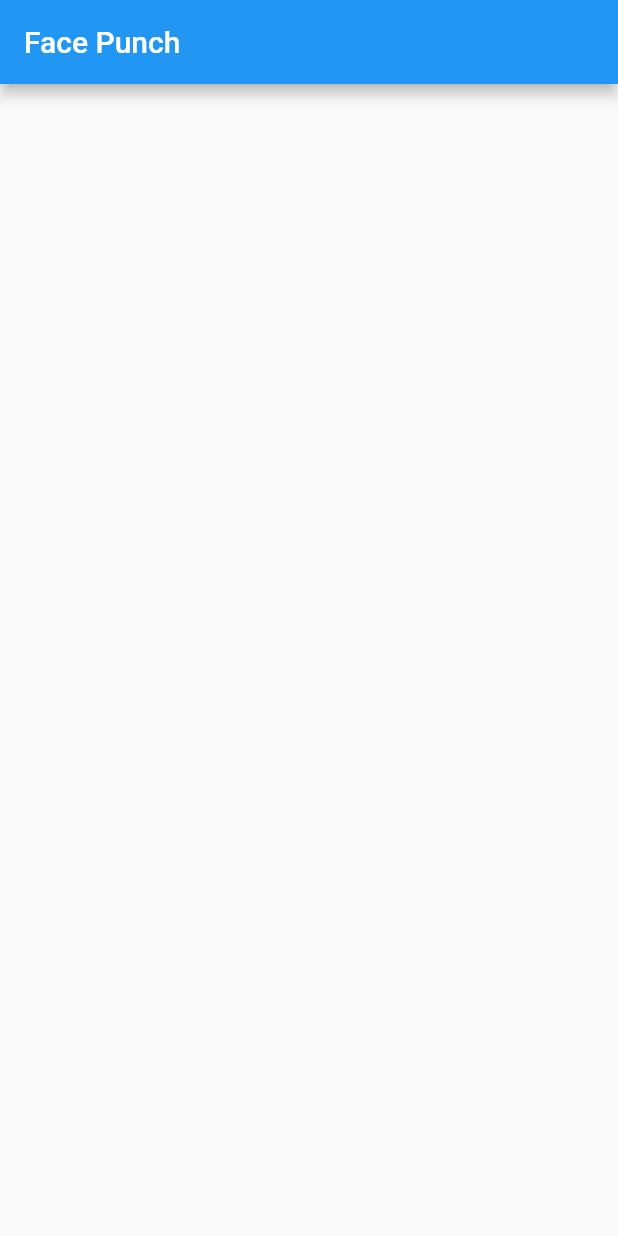
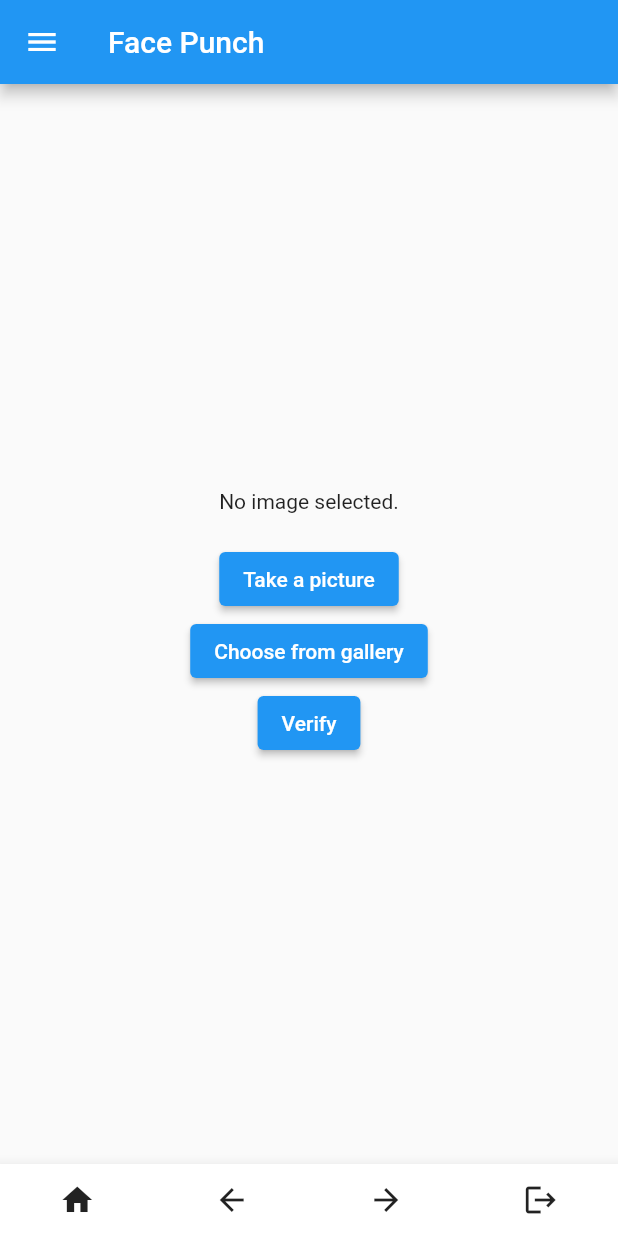
Before and after one commit to Praveensanjay24/Nx-Face-Punch, a Flutter app: the MainScreen screen opened directly, on a phone screen of 412 x 824 dp. Run offline on Flutter 3.47's test engine with Material 2 defaults, Android fonts, the phone set to English and light mode, and no system bars; our stand-ins replace image_picker.

```diff
--- a/lib/AllScreens/LoginScreen.dart
+++ b/lib/AllScreens/LoginScreen.dart
@@ -1,8 +1,6 @@
-import 'dart:js';
 import 'package:flutter/cupertino.dart';
 import 'package:flutter/material.dart';
 import 'package:flutter/widgets.dart';
-
 import 'MainScreen.dart';
 
 class LoginScreen extends StatelessWidget {
--- a/lib/AllScreens/MainScreen.dart
+++ b/lib/AllScreens/MainScreen.dart
@@ -1,16 +1,168 @@
+import 'dart:convert';
+import 'LoginScreen.dart';
 import 'package:flutter/material.dart';
+import 'dart:io';
+import 'package:http/http.dart' as http;
+import 'package:image_picker/image_picker.dart';
 
 class MainScreen extends StatefulWidget{
   @override
   _MainScreenState createState() => _MainScreenState();
 }
 
-class _MainScreenState extends State<MainScreen>{
+class _MainScreenState extends State<MainScreen> {
+  final ImagePicker _picker = ImagePicker();
+  XFile? _imageFile;
+
+  Future<void> _pickImage(ImageSource source) async {
+    try {
+      final pickedFile = await _picker.pickImage(source: source);
+      setState(() {
+        _imageFile = pickedFile;
+      });
+    } catch (e) {
+      print(e);
+    }
+  }
+
+  Future<void> _verifyImage() async {
+    if (_imageFile == null) {
+      return;
+    }
+
+    final bytes = await _imageFile!.readAsBytes();
+    final response = await http.post(
+      Uri.parse('http://167.235.159.178:8005/api/method/nx_geo_punch.nx_geo_punch.employee_checkin.face_recognition'),
+      body: jsonEncode(<String, dynamic>{
+        'image': base64Encode(bytes),
+      }),
+      headers: {'Content-Type': 'application/json'},
+    );
+
+    if (response.statusCode == 200) {
+      final result = jsonDecode(response.body);
+      final bool isVerified = result['verified'];
+
+      if (isVerified) {
+        // TODO: Show a success message.
+      } else {
+        // TODO: Show an error message.
+      }
+    } else {
+      // TODO: Show an error message.
+    }
+  }
+
   @override
-  Widget build(BuildContext){
+  Widget build(BuildContext context) {
     return Scaffold(
       appBar: AppBar(
-        title: Text("Face Punch"),
+        title: Text('Face Punch'),
+      ),
+      drawer: Drawer(
+        child: ListView(
+          padding: EdgeInsets.zero,
+          children: <Widget>[
+            UserAccountsDrawerHeader(
+              accountName: Text('Praveen Sanjay'),
+              accountEmail: Text('praveen@nxweb.in'),
+              currentAccountPicture: _imageFile == null
+                  ? CircleAvatar(
+                backgroundImage: AssetImage("images/nx_vision.png"),
+
+              )
+                  : CircleAvatar(
+                //backgroundImage: FileImage(_imageFile as File),
+              ),
+              onDetailsPressed: () {
+                // Implement the functionality to allow users to edit their profile
+              },
+            ),
+            ListTile(
+              title: Text('Geo Punch'),
+              onTap: () {
+                // Do something
+              },
+            ),
+            ListTile(
+              title: Text('Check In'),
+              onTap: () {
+                // Do something
+              },
+            ),
+            ListTile(
+              title: Text('Check Out'),
+              onTap: () {
+                // Do something
+              },
+            ),
+
+          ],
+        ),
+      ),
+      body: Center(
+        child: Column(
+          mainAxisAlignment: MainAxisAlignment.center,
+          children: <Widget>[
+            _imageFile == null
+                ? Text('No image selected.')
+                : Image.file(File(_imageFile!.path)),
+            SizedBox(height: 20),
+            ElevatedButton(
+              onPressed: () => _pickImage(ImageSource.camera),
+              child: Text('Take a picture'),
+            ),
+            ElevatedButton(
+              onPressed: () => _pickImage(ImageSource.gallery),
+              child: Text('Choose from gallery'),
+            ),
+            ElevatedButton(
+              onPressed: _verifyImage,
+              child: Text('Verify'),
+            ),
+          ],
+        ),
+      ),
+      bottomNavigationBar: BottomAppBar(
+        child: Row(
+          mainAxisAlignment: MainAxisAlignment.spaceAround,
+          children: <Widget>[
+            IconButton(
+              icon: Icon(Icons.home),
+              onPressed: () {
+                Navigator.push(
+                  context,
+                  MaterialPageRoute(builder: (context) => MainScreen()),
+                );
+              },
+            ),
+            IconButton(
+              icon: Icon(Icons.arrow_back),
+              onPressed: () {
+                //Navigator.pop(context);
+              },
+            ),
+
+            IconButton(
+              icon: Icon(Icons.arrow_forward),
+              onPressed: () {
+                //Navigator.push(
+                  //context,
+                  //MaterialPageRoute(builder: (context) => NewScreen()),
+                //);
+              },
+            ),
+            IconButton(
+              icon: Icon(Icons.logout),
+              onPressed: () {
+                Navigator.push(
+                context,
+                MaterialPageRoute(builder: (context) => LoginScreen()),
+                );
+              },
+            ),
+          ],
+        ),
       ),
     );
   }
```
Also changed, not shown: pubspec.yaml (+10 -0 lines), pubspec.lock, 2 other files.
